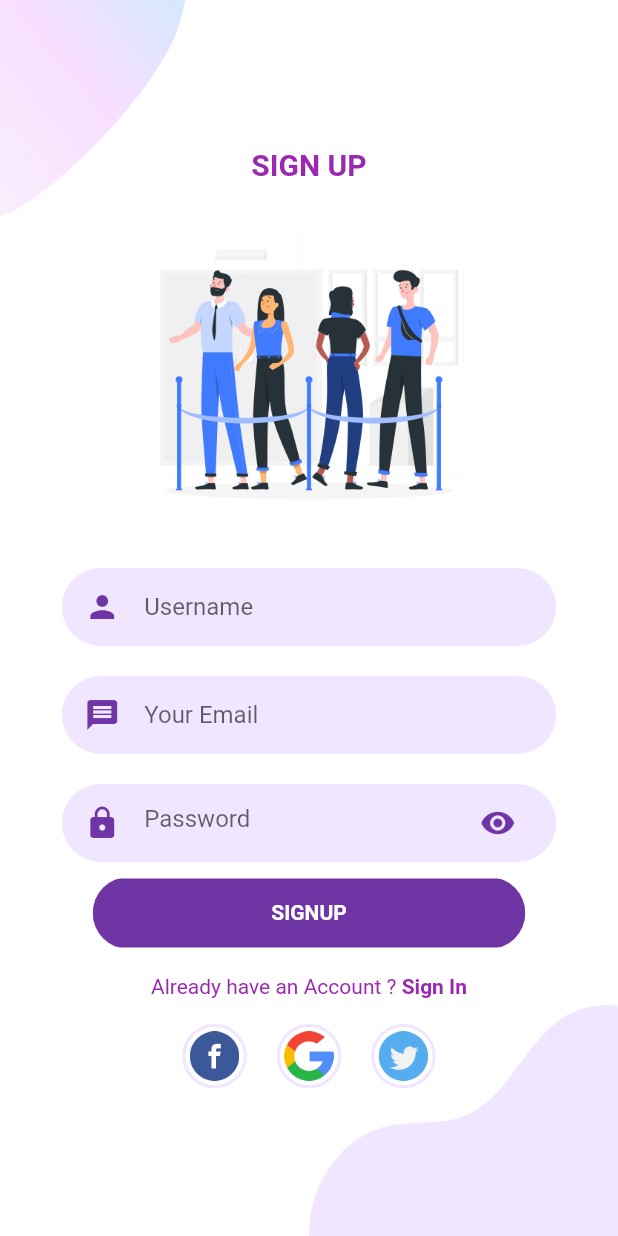
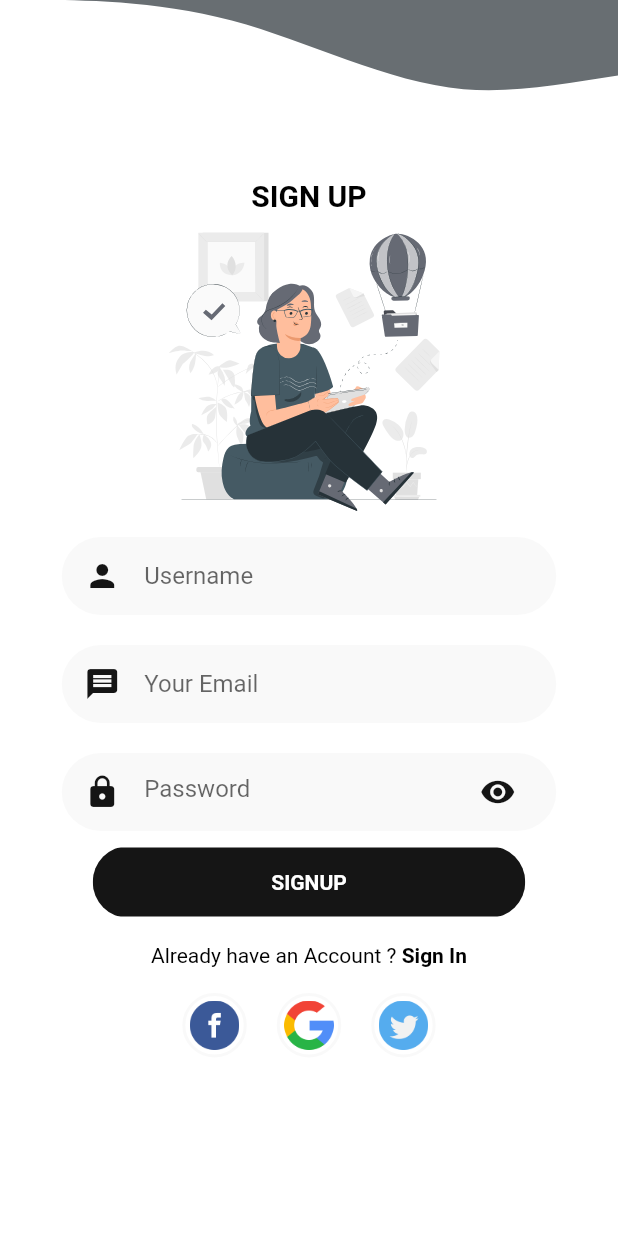
Before and after one commit to thefvnday/Shoes-Frontend-Flutter, a Flutter app: the screen it shows after launch, after a tap on "SIGNUP", on a phone screen of 412 x 824 dp. Run offline on Flutter 3.47's test engine with Material 2 defaults, Android fonts, the light colour scheme and no system bars; our stand-ins replace carousel_slider, flutter_svg.

Commit message:
mengubah warna tampilan welcome, signin n sign up

```diff
--- a/lib/Screens/Home/components/body.dart
+++ b/lib/Screens/Home/components/body.dart
@@ -28,7 +28,6 @@ class Body extends StatelessWidget {
               enableInfiniteScroll: true,
               autoPlayAnimationDuration: Duration(milliseconds: 800),
               viewportFraction: 0.8,
-
               ),
             items:[
               Slider(
@@ -47,6 +46,9 @@ class Body extends StatelessWidget {
     );
   }
 }
+
+
+
 //Belum bisa di extrac wedget nya
 
 class Slider extends StatelessWidget {
--- a/lib/Screens/Login/components/background.dart
+++ b/lib/Screens/Login/components/background.dart
@@ -1,4 +1,5 @@
 import 'package:flutter/material.dart';
+import 'package:flutter_svg/flutter_svg.dart';
 
 
 class Background extends StatelessWidget {
@@ -19,11 +20,11 @@ class Background extends StatelessWidget {
         alignment: Alignment.center,
         children: <Widget>[
           Positioned(
-            top: 0,
+            bottom: -0.7,
             left: 0,
-            child: Image.asset(
-              "assets/images/main_top.png",
-              width: size.width * 0.35,
+            child: SvgPicture.asset(
+              "assets/icons/blob-bottom-login.svg",
+              width: size.width * 1.7,
             ),
           ),
           // Positioned(
--- a/lib/Screens/Login/components/body.dart
+++ b/lib/Screens/Login/components/body.dart
@@ -1,4 +1,5 @@
 import 'package:flutter/material.dart';
+import 'package:flutter_svg/svg.dart';
 import 'package:sepasang/Screens/Home/home_screen.dart';
 import 'package:sepasang/Screens/Login/components/background.dart';
 import 'package:sepasang/Screens/Signup/components/social_icon.dart';
@@ -24,17 +25,17 @@ class _BodyState extends State<Body> {
         mainAxisAlignment: MainAxisAlignment.center,
         children: <Widget>[
           Text(
-            "LOGIN",
+            "SIGN IN",
             style: TextStyle(
                 fontWeight: FontWeight.bold,
                 fontSize: 20,
-                color: Colors.purple),
+                color: Colors.black),
           ),
           Positioned(
             bottom: 0,
             left: 0,
-            child: Image.asset(
-              "assets/images/login-page.png",
+            child: SvgPicture.asset(
+              "assets/icons/wave-login-page.svg",
               width: size.width * 0.5,
             ),
           ),
@@ -52,7 +53,7 @@ class _BodyState extends State<Body> {
             onChanged: (value) {},
           ),
           RoundedButton(
-            text: "LOGIN",
+            text: "SIGN IN",
             press: () {
               Navigator.push(
                 context,
--- a/lib/Screens/Signup/components/background.dart
+++ b/lib/Screens/Signup/components/background.dart
@@ -1,4 +1,5 @@
 import 'package:flutter/material.dart';
+import 'package:flutter_svg/svg.dart';
 
 
 class Background extends StatelessWidget {
@@ -19,20 +20,20 @@ class Background extends StatelessWidget {
       child: Stack(
         alignment: Alignment.center,
         children: <Widget>[
-          Positioned(
-            right: 0,
-            bottom: 0,
-            child: Image.asset(
-              "assets/images/login_bottom.png",
-              width: size.width * 0.5,
-            ),
-          ),
+          // Positioned(
+          //   right: 0,
+          //   bottom: 0,
+          //   child: Image.asset(
+          //     "assets/images/login_bottom.png",
+          //     width: size.width * 0.5,
+          //   ),
+          // ),
           Positioned(
             left: 0,
             top: 0,
-            child: Image.asset(
-              "assets/images/main_top.png",
-              width: size.width * 0.3,
+            child: SvgPicture.asset(
+              "assets/icons/wave-top-signup.svg",
+              width: size.width * 1.5,
             ),
           ),
           child,
--- a/lib/Screens/Signup/components/body.dart
+++ b/lib/Screens/Signup/components/body.dart
@@ -35,14 +35,14 @@ class _BodyState extends State<Body> {
               style: TextStyle(
                   fontWeight: FontWeight.bold,
                   fontSize: 20,
-                  color: Colors.purple),
+                  color: Colors.black),
             ),
             Positioned(
               bottom: 0,
               left: 0,
-              child: Image.asset(
-                "assets/images/signup-page.png",
-                width: size.width * 0.6,
+              child: SvgPicture.asset(
+                "assets/icons/signup-page.svg",
+                width: size.width * 0.5,
               ),
             ),
             RoundedInputField(
--- a/lib/Screens/Welcome/components/background.dart
+++ b/lib/Screens/Welcome/components/background.dart
@@ -1,4 +1,5 @@
 import 'package:flutter/material.dart';
+import 'package:flutter_svg/flutter_svg.dart';
 
 
 class Background extends StatelessWidget {
@@ -17,21 +18,21 @@ class Background extends StatelessWidget {
       width: double.infinity,
       child: Stack(
         children: <Widget>[
-          Positioned(
-            top: 0.5,
-            left: 0.4,
-            child: Image.asset(
-              "assets/images/main_top.png",
-              width: size.width * 0.3,
-            ),
-          ),
+          // Positioned(
+          //   top: 0.5,
+          //   left: 1,
+          //   child: SvgPicture.asset(
+          //         "assets/icons/blob-welcome.svg",
+          //         width: size.width * 0.7,
+          //       ),
+          // ),
           Positioned(
             bottom: 0,
             left: 0,
-            child: Image.asset(
-              "assets/images/main_bottom.png",
-              width: size.width * 0.2,
-            ),
+             child: SvgPicture.asset(
+                  "assets/icons/wave-welcome.svg",
+                  width: size.width * 1.7,
+                ),
           ),
           child,
         ],
--- a/lib/Screens/Welcome/components/body.dart
+++ b/lib/Screens/Welcome/components/body.dart
@@ -1,4 +1,5 @@
 import 'package:flutter/material.dart';
+import 'package:flutter_svg/flutter_svg.dart';
 import 'package:sepasang/Screens/Login/login_screen.dart';
 import 'package:sepasang/Screens/Signup/signup_screen.dart';
 import 'package:sepasang/components/rounded_button.dart';
@@ -29,19 +30,19 @@ class Body extends StatelessWidget {
                   style: TextStyle(
                       fontWeight: FontWeight.w900,
                       fontSize: 20,
-                      color: Colors.purple),
+                      color: Colors.black),
                 ),
               ),
               Positioned(
                 bottom: 0,
                 left: 0,
-                child: Image.asset(
-                  "assets/images/landing-page.png",
+                child: SvgPicture.asset(
+                  "assets/icons/welcome.svg",
                   width: size.width * 0.7,
                 ),
               ),
               RoundedButton(
-                text: "LOGIN",
+                text: "SIGN IN",
                 press: () {
                   Navigator.push(
                     context,
@@ -59,7 +60,7 @@ class Body extends StatelessWidget {
               RoundedButton(
                 text: "SIGNUP",
                 color: PrimaryLightColor,
-                textColor: Colors.purple,
+                textColor: Colors.black,
                 press: () {
                   Navigator.push(
                     context,
--- a/lib/components/already_have_an_account.dart
+++ b/lib/components/already_have_an_account.dart
@@ -16,7 +16,7 @@ class AlreadyHaveAnAccountCheck extends StatelessWidget {
       children: <Widget>[
         Text(
           login ?"Don't have an Account ?": "Already have an Account ? ",
-          style: TextStyle(color: Colors.purple),
+          style: TextStyle(color: Colors.black),
         ),
         Padding(
           padding: EdgeInsets.symmetric(vertical: 25),
@@ -25,7 +25,7 @@ class AlreadyHaveAnAccountCheck extends StatelessWidget {
           onTap: press,
           child: Text(
             login?"Sign Up" : "Sign In",
-            style: TextStyle(color: Colors.purple, fontWeight: FontWeight.bold),
+            style: TextStyle(color: Colors.black, fontWeight: FontWeight.bold),
           ),
         )
       ],
--- a/lib/constants.dart
+++ b/lib/constants.dart
@@ -1,5 +1,5 @@
 import 'package:flutter/material.dart';
 
-const PrimaryColor = Color(0xFF6F35A5);
-const PrimaryLightColor = Color(0xFFF1E6FF);
+const PrimaryColor = Color(0xFF151515);
+const PrimaryLightColor = Color(0xFFF9F9F9);
 const SecondaryColor = Color(0xFFEFEFEF);
```
Also changed, not shown: assets/icons/blob-bottom-login.svg (added), assets/icons/blob-welcome.svg (added), assets/icons/signup-page.svg (added), assets/icons/wave-login-page.svg (added), assets/icons/wave-top-signup.svg (added), assets/icons/wave-welcome.svg (added), assets/icons/welcome.svg (added).
